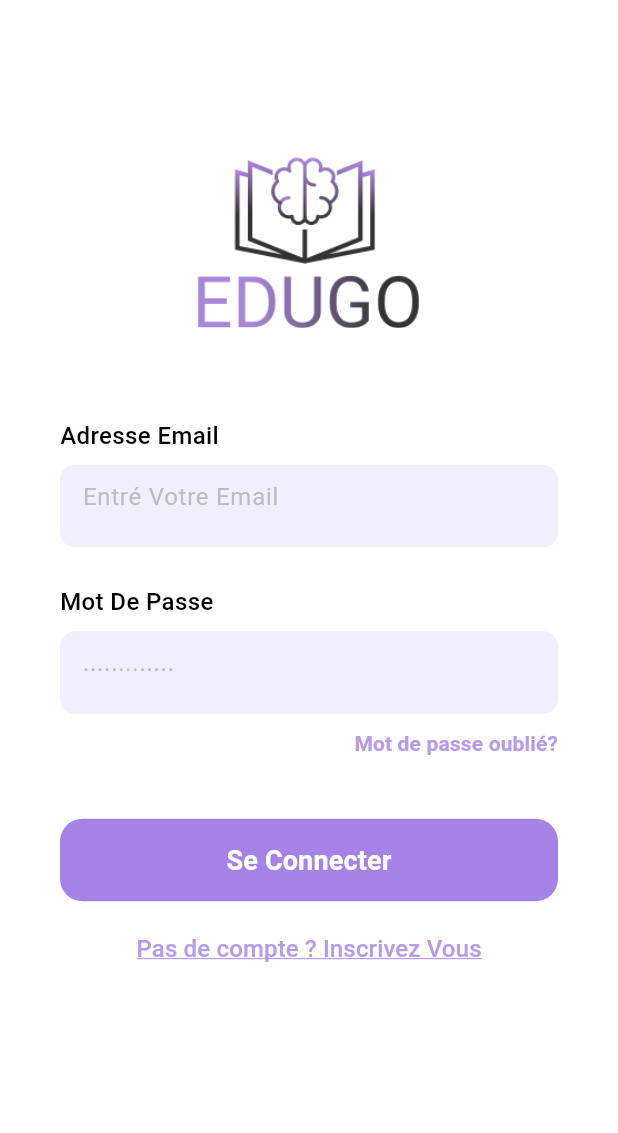
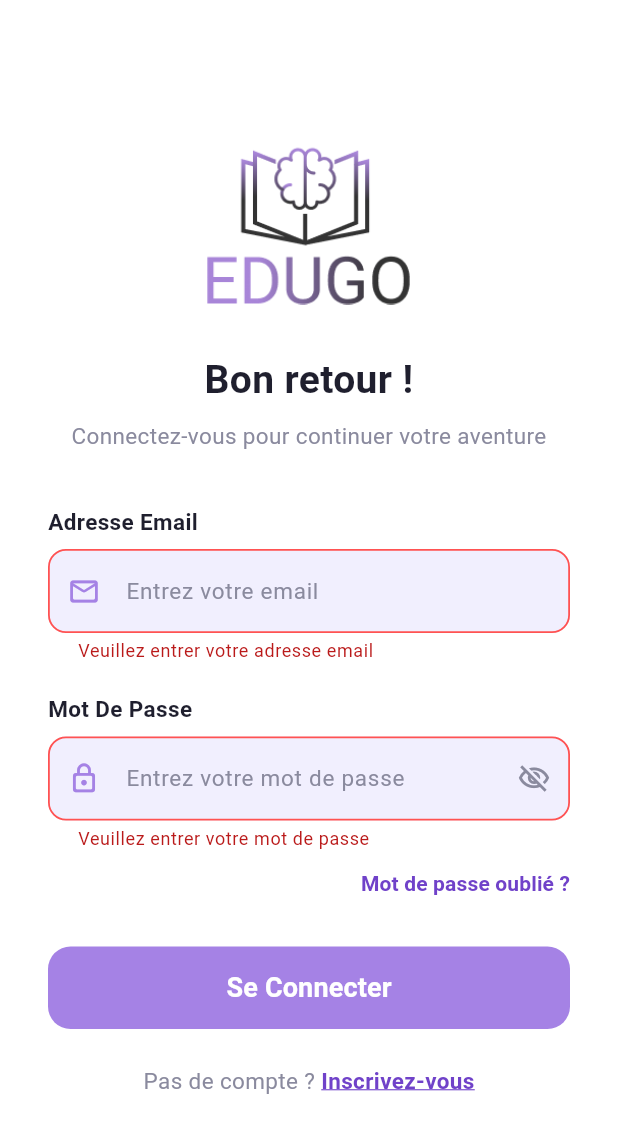
Before and after one commit to professeurdjire/Edugo, a Flutter app: the LoginScreen screen opened directly, after a tap on "Se Connecter", on a phone screen of 412 x 824 dp. Shown: the top 1133 px of the screen. Run offline on Flutter 3.47's test engine with Material 3 defaults, Android fonts, the phone set to English and light mode, and no system bars.

Commit message:
Refonte du design de la page de connexion
- Conversion en StatefulWidget avec validation de formulaire (email, mot de passe)
- Ajout du bouton afficher/masquer le mot de passe et d'icônes dans les champs
- États de focus et d'erreur stylés sur les champs de saisie
- Indicateur de chargement sur le bouton Se Connecter
- Navigation câblée : mot de passe oublié, connexion, inscription
- Palette centralisée dans AppConst (violet foncé, fond des champs, textes)

Co-Authored-By: Claude Fable 5 <noreply@anthropic.com>
Claude-Session: https://claude.ai/code/session_01QBDTuMMGVzZ9J2wiJmuvJA

```diff
--- a/lib/core/constants/constant.dart
+++ b/lib/core/constants/constant.dart
@@ -7,6 +7,18 @@ class AppConst {
   // 🟣 Couleur violette du bouton
   static const Color purpleButton = Color(0xFFA582E5);
 
+  // 💜 Violet foncé (icônes, accents)
+  static const Color purpleDark = Color(0xFF7042C9);
+
+  // 🌫️ Violet très clair (fond des champs de saisie)
+  static const Color purpleInputFill = Color(0xFFF1EFFE);
+
+  // ⚫ Couleur du texte principal
+  static const Color textDark = Color(0xFF1F1F2E);
+
+  // ⚪ Couleur du texte secondaire
+  static const Color textGrey = Color(0xFF8A8A9E);
+
   // 🔤 Police principale
   static const String fontFamily = 'Roboto';
 }
--- a/lib/screens/connexion et inscriptions/login.dart
+++ b/lib/screens/connexion et inscriptions/login.dart
@@ -1,93 +1,176 @@
+import 'package:edugo/core/constants/constant.dart';
 import 'package:edugo/screens/connexion%20et%20inscriptions/inscription.dart';
+import 'package:edugo/screens/main_navigation.dart';
+import 'package:edugo/screens/profil/reenitialiserMotDePasse/reenitialisationA.dart';
 import 'package:flutter/material.dart';
 
-class LoginScreen extends StatelessWidget {
+class LoginScreen extends StatefulWidget {
   const LoginScreen({super.key});
 
-  // Couleurs utilisées dans le design
-  final Color _purpleLogoAndButton = const Color(0xFFA582E5); // Violet principal (bouton, logo)
-  final Color _lightPurpleInput = const Color(0xFFF1EFFE); // Violet très clair (fond des champs)
-  final String _fontFamily = 'Roboto'; // Police par défaut
+  @override
+  State<LoginScreen> createState() => _LoginScreenState();
+}
+
+class _LoginScreenState extends State<LoginScreen> {
+  final GlobalKey<FormState> _formKey = GlobalKey<FormState>();
+  final TextEditingController _emailController = TextEditingController();
+  final TextEditingController _passwordController = TextEditingController();
+
+  bool _obscurePassword = true;
+  bool _isLoading = false;
+
+  @override
+  void dispose() {
+    _emailController.dispose();
+    _passwordController.dispose();
+    super.dispose();
+  }
+
+  String? _validateEmail(String? value) {
+    if (value == null || value.trim().isEmpty) {
+      return 'Veuillez entrer votre adresse email';
+    }
+    final RegExp emailRegex = RegExp(r'^[\w\.\-]+@[\w\-]+\.[a-zA-Z]{2,}$');
+    if (!emailRegex.hasMatch(value.trim())) {
+      return 'Adresse email invalide';
+    }
+    return null;
+  }
+
+  String? _validatePassword(String? value) {
+    if (value == null || value.isEmpty) {
+      return 'Veuillez entrer votre mot de passe';
+    }
+    if (value.length < 6) {
+      return 'Le mot de passe doit contenir au moins 6 caractères';
+    }
+    return null;
+  }
+
+  Future<void> _handleLogin() async {
+    FocusScope.of(context).unfocus();
+    if (!_formKey.currentState!.validate()) return;
+
+    setState(() => _isLoading = true);
+
+    // Simulation d'un appel réseau en attendant le branchement de l'API
+    await Future.delayed(const Duration(milliseconds: 800));
+
+    if (!mounted) return;
+    setState(() => _isLoading = false);
+
+    Navigator.pushReplacement(
+      context,
+      MaterialPageRoute(builder: (context) => const MainNavigation()),
+    );
+  }
 
   @override
   Widget build(BuildContext context) {
     return Scaffold(
-      // La couleur de fond est blanche
       backgroundColor: Colors.white,
+      body: SafeArea(
+        child: Center(
+          child: SingleChildScrollView(
+            padding: const EdgeInsets.symmetric(horizontal: 32.0, vertical: 24.0),
+            child: ConstrainedBox(
+              constraints: const BoxConstraints(maxWidth: 420),
+              child: Form(
+                key: _formKey,
+                child: Column(
+                  crossAxisAlignment: CrossAxisAlignment.stretch,
+                  children: <Widget>[
+                    _buildLogoSection(),
 
-      // La barre d'état (20:20, icônes) est gérée par le système,
-      // mais nous pouvons la simuler si besoin (comme dans la page précédente),
-      // ici nous nous concentrons sur le contenu principal.
-      body: SingleChildScrollView(
-        padding: const EdgeInsets.symmetric(horizontal: 40.0),
-        child: Column(
-          children: <Widget>[
-            // Espace pour la barre de statut (simulée ici, environ 10% de l'écran)
-            SizedBox(height: MediaQuery.of(context).size.height * 0.12),
+                    const SizedBox(height: 32),
 
-            // 1. Logo et Nom de l'Application
-            _buildLogoSection(context),
-
-            const SizedBox(height: 60),
-
-            // 2. Champs de Saisie (Adresse Email)
-            _buildInputField(
-              label: 'Adresse Email',
-              hint: 'Entré Votre Email',
-              isPassword: false,
+                    // Titre de bienvenue
+                    const Text(
+                      'Bon retour !',
+                      textAlign: TextAlign.center,
+                      style: TextStyle(
+                        color: AppConst.textDark,
+                        fontSize: 26,
+                        fontWeight: FontWeight.bold,
+                        fontFamily: AppConst.fontFamily,
+                      ),
+                    ),
+                    const SizedBox(height: 8),
+                    const Text(
+                      'Connectez-vous pour continuer votre aventure',
+                      textAlign: TextAlign.center,
+                      style: TextStyle(
+                        color: AppConst.textGrey,
+                        fontSize: 15,
+                        fontFamily: AppConst.fontFamily,
+                      ),
                     ),
 
-            const SizedBox(height: 25),
+                    const SizedBox(height: 36),
 
-            // 3. Champs de Saisie (Mot de Passe)
-            _buildInputField(
-              label: 'Mot De Passe',
-              hint: '.............',
-              isPassword: true,
+                    _buildLabel('Adresse Email'),
+                    const SizedBox(height: 8),
+                    TextFormField(
+                      controller: _emailController,
+                      keyboardType: TextInputType.emailAddress,
+                      textInputAction: TextInputAction.next,
+                      validator: _validateEmail,
+                      style: const TextStyle(
+                        fontFamily: AppConst.fontFamily,
+                        fontSize: 16,
+                        color: AppConst.textDark,
+                      ),
+                      decoration: _inputDecoration(
+                        hint: 'Entrez votre email',
+                        prefixIcon: Icons.mail_outline_rounded,
+                      ),
                     ),
 
-            const SizedBox(height: 10),
+                    const SizedBox(height: 20),
 
-            // 4. Lien "Mot de passe oublié?"
+                    _buildLabel('Mot De Passe'),
+                    const SizedBox(height: 8),
+                    TextFormField(
+                      controller: _passwordController,
+                      obscureText: _obscurePassword,
+                      textInputAction: TextInputAction.done,
+                      validator: _validatePassword,
+                      onFieldSubmitted: (_) => _handleLogin(),
+                      style: const TextStyle(
+                        fontFamily: AppConst.fontFamily,
+                        fontSize: 16,
+                        color: AppConst.textDark,
+                      ),
+                      decoration: _inputDecoration(
+                        hint: 'Entrez votre mot de passe',
+                        prefixIcon: Icons.lock_outline_rounded,
+                        suffixIcon: IconButton(
+                          icon: Icon(
+                            _obscurePassword
+                                ? Icons.visibility_off_outlined
+                                : Icons.visibility_outlined,
+                            color: AppConst.textGrey,
+                            size: 22,
+                          ),
+                          onPressed: () {
+                            setState(() => _obscurePassword = !_obscurePassword);
+                          },
+                        ),
+                      ),
+                    ),
+
+                    const SizedBox(height: 12),
+
+                    // Lien "Mot de passe oublié ?"
                     Align(
                       alignment: Alignment.centerRight,
                       child: TextButton(
                         onPressed: () {
-                  // Action pour mot de passe oublié
-                  debugPrint('Mot de passe oublié cliqué.');
-                },
-                style: TextButton.styleFrom(
-                  padding: EdgeInsets.zero,
-                  minimumSize: Size.zero, // Retire le padding par défaut
-                  tapTargetSize: MaterialTapTargetSize.shrinkWrap,
-                ),
-                child: Text(
-                  'Mot de passe oublié?',
-                  style: TextStyle(
-                    color: _purpleLogoAndButton.withOpacity(0.8),
-                    fontSize: 14,
-                    fontWeight: FontWeight.w600,
-                    fontFamily: _fontFamily,
-                  ),
-                ),
-              ),
-            ),
-
-            const SizedBox(height: 40),
-
-            // 5. Bouton "Se Connecter"
-            _buildLoginButton(),
-
-            const SizedBox(height: 20),
-
-            // 6. Lien "Pas de compte ? Inscrivez Vous"
-            TextButton(
-              onPressed: () {
-                // Action pour inscription
-                debugPrint('Inscription cliquée.');
                           Navigator.push(
                             context,
-              MaterialPageRoute(builder: (context) => const RegistrationStepperScreen()),
+                            MaterialPageRoute(
+                              builder: (context) => const MotPasseOublieA(),
+                            ),
                           );
                         },
                         style: TextButton.styleFrom(
@@ -95,139 +178,161 @@ class LoginScreen extends StatelessWidget {
                           minimumSize: Size.zero,
                           tapTargetSize: MaterialTapTargetSize.shrinkWrap,
                         ),
-              child: Text(
-                'Pas de compte ? Inscrivez Vous',
+                        child: const Text(
+                          'Mot de passe oublié ?',
                           style: TextStyle(
-                  color: _purpleLogoAndButton.withOpacity(0.8),
-                  fontSize: 16,
-                  fontWeight: FontWeight.w500,
-                  fontFamily: _fontFamily,
-                  decoration: TextDecoration.underline, // Ajout du soulignement visible sur le PNG
-                  decorationColor: _purpleLogoAndButton.withOpacity(0.8),
+                            color: AppConst.purpleDark,
+                            fontSize: 14,
+                            fontWeight: FontWeight.w600,
+                            fontFamily: AppConst.fontFamily,
+                          ),
                         ),
                       ),
                     ),
 
-            // Espace pour la barre de navigation du système (bas de l'écran)
-            SizedBox(height: MediaQuery.of(context).padding.bottom + 20),
+                    const SizedBox(height: 32),
+
+                    _buildLoginButton(),
+
+                    const SizedBox(height: 24),
+
+                    _buildSignUpLink(),
                   ],
+                ),
+              ),
+            ),
+          ),
         ),
       ),
     );
   }
 
-  // Widget pour la section du logo
-  Widget _buildLogoSection(BuildContext context) {
-    // Note : Comme l'icône du livre est complexe, nous simulons l'aspect
-    // en utilisant une icône de livre (ou une image si elle est disponible dans assets)
-    // Ici, nous utiliserons l'image 'assets/images/edugo_logo.png'
-    // pour être fidèle, en supposant que l'image du livre est un fichier.
-    // Pour cet exemple, je fournis une implémentation basée sur une image asset.
-
-    return Column(
-      mainAxisAlignment: MainAxisAlignment.center,
-      children: [
-        // Remplacer avec le chemin de votre image si vous l'avez
-        Image.asset(
-          'assets/images/logo.png', // Assurez-vous d'ajouter cette image
-          height: 120, // Hauteur ajustée pour la proportion
+  Widget _buildLogoSection() {
+    return Image.asset(
+      'assets/images/logo.png',
+      height: 110,
       fit: BoxFit.contain,
-          // Nous appliquons la couleur violette au nom, mais l'image du livre doit être dans le asset.
-        ),
-      ],
     );
   }
 
-  // Widget pour les champs de saisie
-  Widget _buildInputField({required String label, required String hint, required bool isPassword}) {
-    return Column(
-      crossAxisAlignment: CrossAxisAlignment.start,
-      children: [
-        // Label du champ
-        Text(
+  Widget _buildLabel(String label) {
+    return Text(
       label,
-          style: TextStyle(
-            color: Colors.black,
-            fontSize: 16,
-            fontWeight: FontWeight.w500,
-            fontFamily: _fontFamily,
+      style: const TextStyle(
+        color: AppConst.textDark,
+        fontSize: 15,
+        fontWeight: FontWeight.w600,
+        fontFamily: AppConst.fontFamily,
+      ),
+    );
+  }
+
+  InputDecoration _inputDecoration({
+    required String hint,
+    required IconData prefixIcon,
+    Widget? suffixIcon,
+  }) {
+    return InputDecoration(
+      hintText: hint,
+      hintStyle: const TextStyle(
+        color: AppConst.textGrey,
+        fontSize: 15,
+        fontFamily: AppConst.fontFamily,
+      ),
+      prefixIcon: Icon(prefixIcon, color: AppConst.purpleButton, size: 22),
+      suffixIcon: suffixIcon,
+      filled: true,
+      fillColor: AppConst.purpleInputFill,
+      contentPadding:
+          const EdgeInsets.symmetric(horizontal: 16.0, vertical: 16.0),
+      border: OutlineInputBorder(
+        borderRadius: BorderRadius.circular(12.0),
+        borderSide: BorderSide.none,
+      ),
+      focusedBorder: OutlineInputBorder(
+        borderRadius: BorderRadius.circular(12.0),
+        borderSide: const BorderSide(color: AppConst.purpleButton, width: 1.5),
+      ),
+      errorBorder: OutlineInputBorder(
+        borderRadius: BorderRadius.circular(12.0),
+        borderSide: const BorderSide(color: Colors.redAccent, width: 1.2),
+      ),
+      focusedErrorBorder: OutlineInputBorder(
+        borderRadius: BorderRadius.circular(12.0),
+        borderSide: const BorderSide(color: Colors.redAccent, width: 1.5),
+      ),
+    );
+  }
+
+  Widget _buildLoginButton() {
+    return SizedBox(
+      height: 55,
+      child: ElevatedButton(
+        onPressed: _isLoading ? null : _handleLogin,
+        style: ElevatedButton.styleFrom(
+          backgroundColor: AppConst.purpleButton,
+          disabledBackgroundColor: AppConst.purpleButton.withOpacity(0.6),
+          elevation: 0,
+          shape: RoundedRectangleBorder(
+            borderRadius: BorderRadius.circular(15.0),
           ),
         ),
-        const SizedBox(height: 8),
+        child: _isLoading
+            ? const SizedBox(
+                width: 24,
+                height: 24,
+                child: CircularProgressIndicator(
+                  color: Colors.white,
+                  strokeWidth: 2.5,
+                ),
+              )
+            : const Text(
+                'Se Connecter',
+                style: TextStyle(
+                  color: Colors.white,
+                  fontSize: 18,
+                  fontWeight: FontWeight.bold,
+                  fontFamily: AppConst.fontFamily,
+                ),
+              ),
+      ),
+    );
+  }
 
-        // Champ de saisie
-        Container(
-          height: 55,
-          decoration: BoxDecoration(
-            color: _lightPurpleInput, // Fond violet très clair
-            borderRadius: BorderRadius.circular(10.0), // Coins légèrement arrondis
+  Widget _buildSignUpLink() {
+    return Row(
+      mainAxisAlignment: MainAxisAlignment.center,
+      children: [
+        const Text(
+          'Pas de compte ? ',
+          style: TextStyle(
+            color: AppConst.textGrey,
+            fontSize: 15,
+            fontFamily: AppConst.fontFamily,
           ),
-          child: Padding(
-            padding: const EdgeInsets.symmetric(horizontal: 15.0),
-            child: TextFormField(
-              obscureText: isPassword, // Cacher le texte si c'est un mot de passe
-              decoration: InputDecoration(
-                hintText: hint,
-                hintStyle: TextStyle(
-                  color: Colors.grey.shade400,
-                  fontSize: 16,
         ),
-                border: InputBorder.none, // Retirer la bordure par défaut
-                contentPadding: const EdgeInsets.only(bottom: 5) // Ajustement du padding
+        GestureDetector(
+          onTap: () {
+            Navigator.push(
+              context,
+              MaterialPageRoute(
+                builder: (context) => const RegistrationStepperScreen(),
               ),
+            );
+          },
+          child: const Text(
+            'Inscrivez-vous',
             style: TextStyle(
-                fontFamily: _fontFamily,
-                fontSize: 16,
-                color: Colors.black,
-              ),
+              color: AppConst.purpleDark,
+              fontSize: 15,
+              fontWeight: FontWeight.bold,
+              fontFamily: AppConst.fontFamily,
+              decoration: TextDecoration.underline,
+              decorationColor: AppConst.purpleDark,
             ),
           ),
         ),
       ],
     );
   }
-
-  // Widget pour le bouton de connexion
-  Widget _buildLoginButton() {
-    return SizedBox(
-      width: double.infinity,
-      height: 55,
-      child: ElevatedButton(
-        onPressed: () {
-          // Action de connexion
-          debugPrint('Bouton Se Connecter cliqué.');
-        },
-        style: ElevatedButton.styleFrom(
-          backgroundColor: _purpleLogoAndButton,
-          elevation: 0,
-          shape: RoundedRectangleBorder(
-            borderRadius: BorderRadius.circular(15.0), // Coins arrondis
-          ),
-          padding: const EdgeInsets.symmetric(vertical: 15),
-        ),
-        child: Text(
-          'Se Connecter',
-          style: TextStyle(
-            color: Colors.white,
-            fontSize: 18,
-            fontWeight: FontWeight.bold,
-            fontFamily: _fontFamily,
-          ),
-        ),
-      ),
-    );
 }
-}
-
-// ----------------------------------------------------
-// CODE D'AFFICHAGE DANS main.dart
-// Si vous voulez le tester directement:
-// ----------------------------------------------------
-/*
-void main() {
-  runApp(const MaterialApp(
-    home: LoginScreen(),
-    debugShowCheckedModeBanner: false,
-  ));
-}
-*/
```
Lines whose indentation alone changed are shown as unchanged.
